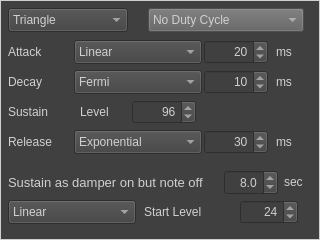
This is qt/PitchTimbreFrameForm.ui in Gaiger/ChiptuneMIDI as Qt 5 draws it before an edit. The edited form follows.
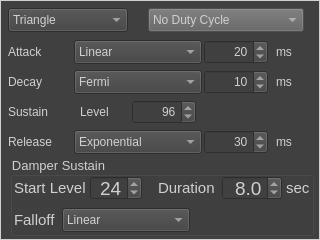
This is the edited form.

Commit message: refactor(damper-sustain): shorten symbol names and refresh Qt damper-sustain UI

What changed in the file:
```diff
--- a/qt/PitchTimbreFrameForm.ui
+++ b/qt/PitchTimbreFrameForm.ui
@@ -397,13 +397,13 @@
     <string>Sustain</string>
    </property>
   </widget>
-  <widget class="QLabel" name="DamperOnButNoteOffSustainLabel">
+  <widget class="QGroupBox" name="DamperSustainGroupBox">
    <property name="geometry">
     <rect>
-     <x>8</x>
-     <y>170</y>
-     <width>212</width>
-     <height>24</height>
+     <x>10</x>
+     <y>156</y>
+     <width>304</width>
+     <height>80</height>
     </rect>
    </property>
    <property name="font">
@@ -411,49 +411,74 @@
      <pointsize>10</pointsize>
     </font>
    </property>
-   <property name="text">
-    <string>Sustain as damper on but note off</string>
+   <property name="title">
+    <string>Damper Sustain</string>
    </property>
-  </widget>
-  <widget class="QComboBox" name="DamperOnButNoteOffSustainCurveComboBox">
+   <property name="flat">
+    <bool>false</bool>
+   </property>
+   <widget class="QDoubleSpinBox" name="DamperSustainTimeDoubleSpinBox">
    <property name="geometry">
     <rect>
-     <x>8</x>
-     <y>200</y>
-     <width>128</width>
+      <x>212</x>
+      <y>20</y>
+      <width>60</width>
      <height>24</height>
     </rect>
    </property>
-   <item>
-    <property name="text">
-     <string>Linear</string>
+    <property name="font">
+     <font>
+      <pointsize>14</pointsize>
+     </font>
     </property>
-   </item>
-   <item>
-    <property name="text">
-     <string>Exponential</string>
+    <property name="alignment">
+     <set>Qt::AlignRight|Qt::AlignTrailing|Qt::AlignVCenter</set>
     </property>
-   </item>
-   <item>
-    <property name="text">
-     <string>Gaussian</string>
+    <property name="decimals">
+     <number>1</number>
     </property>
-   </item>
-   <item>
+    <property name="maximum">
+     <double>99.900000000000006</double>
+    </property>
+    <property name="singleStep">
+     <double>0.500000000000000</double>
+    </property>
+    <property name="value">
+     <double>8.000000000000000</double>
+    </property>
+   </widget>
+   <widget class="QLabel" name="SecLabel">
+    <property name="geometry">
+     <rect>
+      <x>276</x>
+      <y>20</y>
+      <width>24</width>
+      <height>24</height>
+     </rect>
+    </property>
+    <property name="font">
+     <font>
+      <pointsize>11</pointsize>
+     </font>
+    </property>
     <property name="text">
-     <string>Fermi</string>
+     <string>sec</string>
     </property>
-   </item>
-  </widget>
-  <widget class="QSpinBox" name="DamperOnButNoteOffSustainSustainLevelSpinBox">
+   </widget>
+   <widget class="QSpinBox" name="DamperSustainLevelSpinBox">
    <property name="geometry">
     <rect>
-     <x>240</x>
-     <y>200</y>
-     <width>58</width>
+      <x>80</x>
+      <y>20</y>
+      <width>52</width>
      <height>24</height>
     </rect>
    </property>
+    <property name="font">
+     <font>
+      <pointsize>14</pointsize>
+     </font>
+    </property>
    <property name="alignment">
     <set>Qt::AlignRight|Qt::AlignTrailing|Qt::AlignVCenter</set>
    </property>
@@ -473,53 +498,87 @@
   <widget class="QLabel" name="StartLevelLabel">
    <property name="geometry">
     <rect>
-     <x>144</x>
-     <y>200</y>
-     <width>91</width>
+      <x>4</x>
+      <y>20</y>
+      <width>72</width>
      <height>24</height>
     </rect>
    </property>
+    <property name="font">
+     <font>
+      <pointsize>11</pointsize>
+     </font>
+    </property>
    <property name="text">
     <string>Start Level</string>
    </property>
   </widget>
-  <widget class="QLabel" name="SecLabel">
+   <widget class="QComboBox" name="DamperSustainCurveComboBox">
    <property name="geometry">
     <rect>
-     <x>284</x>
-     <y>170</y>
-     <width>32</width>
+      <x>52</x>
+      <y>52</y>
+      <width>128</width>
      <height>24</height>
     </rect>
    </property>
+    <item>
    <property name="text">
-    <string>sec</string>
-   </property>
-  </widget>
-  <widget class="QDoubleSpinBox" name="DamperOnButNoteOffSustainTimeDoubleSpinBox">
+      <string>Linear</string>
+     </property>
+    </item>
+    <item>
+     <property name="text">
+      <string>Exponential</string>
+     </property>
+    </item>
+    <item>
+     <property name="text">
+      <string>Gaussian</string>
+     </property>
+    </item>
+    <item>
+     <property name="text">
+      <string>Fermi</string>
+     </property>
+    </item>
+   </widget>
+   <widget class="QLabel" name="DurationLabel">
    <property name="geometry">
     <rect>
-     <x>224</x>
-     <y>170</y>
-     <width>54</width>
-     <height>25</height>
-    </rect>
-   </property>
-   <property name="alignment">
-    <set>Qt::AlignRight|Qt::AlignTrailing|Qt::AlignVCenter</set>
-   </property>
-   <property name="decimals">
-    <number>1</number>
-   </property>
-   <property name="maximum">
-    <double>99.900000000000006</double>
-   </property>
-   <property name="singleStep">
-    <double>0.500000000000000</double>
-   </property>
-   <property name="value">
-    <double>8.000000000000000</double>
-   </property>
+      <x>148</x>
+      <y>20</y>
+      <width>60</width>
+      <height>24</height>
+     </rect>
+    </property>
+    <property name="font">
+     <font>
+      <pointsize>11</pointsize>
+     </font>
+    </property>
+    <property name="text">
+     <string>Duration</string>
+    </property>
+   </widget>
+   <widget class="QLabel" name="Fallofflabel">
+    <property name="geometry">
+     <rect>
+      <x>4</x>
+      <y>52</y>
+      <width>44</width>
+      <height>24</height>
+     </rect>
+    </property>
+    <property name="font">
+     <font>
+      <pointsize>11</pointsize>
+     </font>
+    </property>
+    <property name="text">
+     <string>Falloff</string>
+    </property>
+   </widget>
   </widget>
  </widget>
  <resources/>
```
Lines whose indentation alone changed are shown as unchanged. The commit also changes 16 other files.
